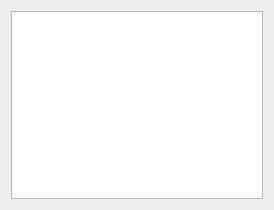
First picture: the form in pyipk/qtipk/ui/xml_view.ui, repository Newterm/szarp, before the edit.
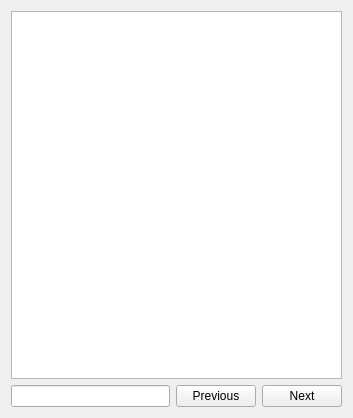
Second picture: the form after the edit.

Patch:
```diff
--- a/pyipk/qtipk/ui/xml_view.ui
+++ b/pyipk/qtipk/ui/xml_view.ui
@@ -6,8 +6,8 @@
    <rect>
     <x>0</x>
     <y>0</y>
-    <width>274</width>
-    <height>210</height>
+    <width>353</width>
+    <height>418</height>
    </rect>
   </property>
   <property name="sizePolicy">
@@ -66,6 +66,27 @@
      </attribute>
     </widget>
    </item>
+   <item>
+    <layout class="QHBoxLayout" name="horizontalLayout">
+     <item>
+      <widget class="QLineEdit" name="lineFind"/>
+     </item>
+     <item>
+      <widget class="QPushButton" name="butPrev">
+       <property name="text">
+        <string>Previous</string>
+       </property>
+      </widget>
+     </item>
+     <item>
+      <widget class="QPushButton" name="butNext">
+       <property name="text">
+        <string>Next</string>
+       </property>
+      </widget>
+     </item>
+    </layout>
+   </item>
   </layout>
  </widget>
  <resources/>
```
Left out of the diff: 54 changed lines with no effect on the pictures.
